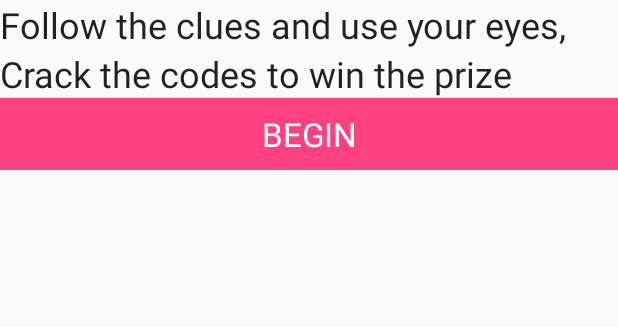
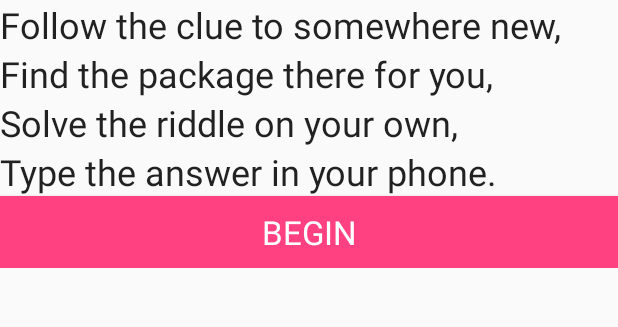
Before and after one commit to jocitgit/egghunt, an Android app: the screen it shows after launch (MainActivity), on a phone screen of 412 x 824 dp, the part 152-479 px from its top. Run offline under Robolectric (Android 15) with nearby library versions, the phone set to English and light mode, and no system bars.

Commit message:
Updated clues and codes

```diff
--- a/app/src/main/res/layout/activity_code.xml
+++ b/app/src/main/res/layout/activity_code.xml
@@ -37,7 +37,7 @@
             android:layout_height="wrap_content"
             android:layout_weight="1"
             android:ems="10"
-            android:hint="Enter code"
+            android:hint="Solve riddle (one word)"
             android:inputType="text" />
 
         <Button
--- a/app/src/main/res/layout/activity_main.xml
+++ b/app/src/main/res/layout/activity_main.xml
@@ -16,17 +16,31 @@
         tools:textColor="@android:color/black" />
 
     <TextView
-        android:id="@+id/textView2"
+        android:id="@+id/textView2a"
         android:layout_width="match_parent"
         android:layout_height="wrap_content"
-        android:text="Follow the clues and use your eyes,"
+        android:text="Follow the clue to somewhere new,"
         android:textAppearance="@style/TextAppearance.AppCompat.Headline" />
 
     <TextView
-        android:id="@+id/textView3"
+        android:id="@+id/textView2b"
         android:layout_width="match_parent"
         android:layout_height="wrap_content"
-        android:text="Crack the codes to win the prize"
+        android:text="Find the package there for you,"
+        android:textAppearance="@style/TextAppearance.AppCompat.Headline" />
+
+    <TextView
+        android:id="@+id/textView3a"
+        android:layout_width="match_parent"
+        android:layout_height="wrap_content"
+        android:text="Solve the riddle on your own,"
+        android:textAppearance="@style/TextAppearance.AppCompat.Headline" />
+
+    <TextView
+        android:id="@+id/textView3b"
+        android:layout_width="match_parent"
+        android:layout_height="wrap_content"
+        android:text="Type the answer in your phone."
         android:textAppearance="@style/TextAppearance.AppCompat.Headline" />
 
     <Button
```
Also changed, not shown: app/src/main/java/ie/cit/soft7035/egghunt/Code.java (+9 -9 lines).
